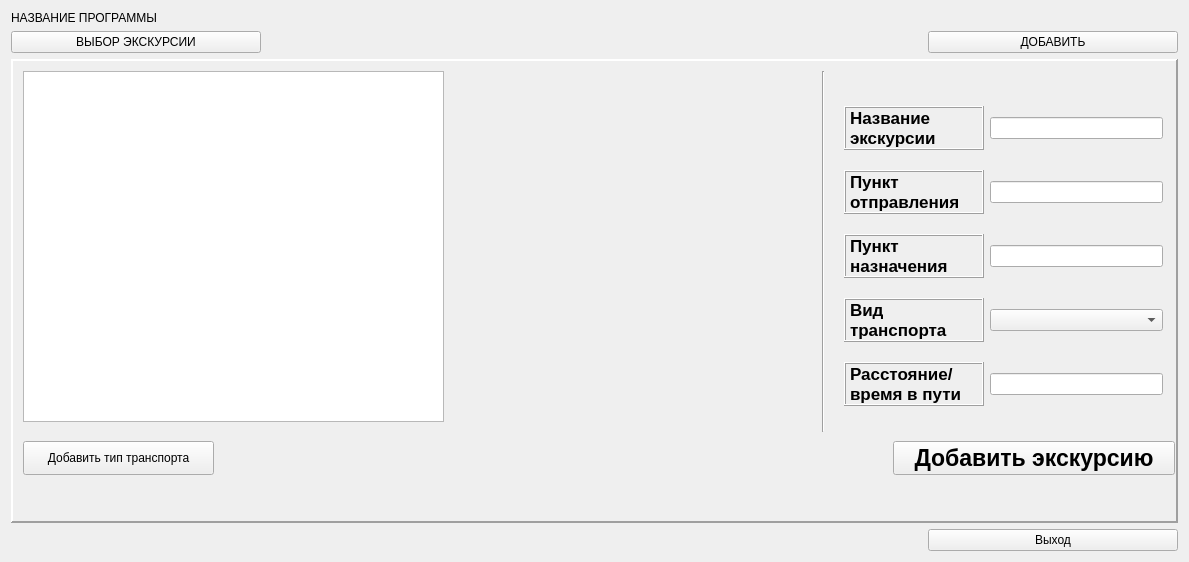
Qt form excursion/widget.ui (mary-anitikin/excursion_book) before a commit.
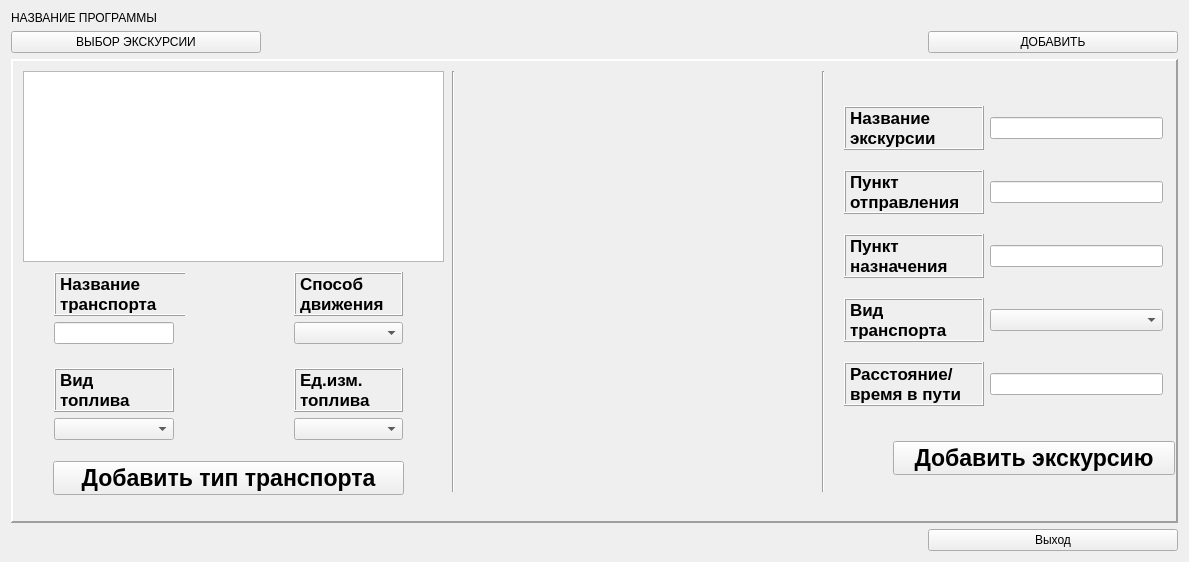
The same form after that commit. The open tabs and pages were chosen to show the change.

Commit message: Добавление нового типа транспорта

The edit to the form file:
```diff
--- a/excursion/widget.ui
+++ b/excursion/widget.ui
@@ -214,19 +214,26 @@
          <x>10</x>
          <y>10</y>
          <width>421</width>
-         <height>351</height>
+         <height>191</height>
         </rect>
        </property>
       </widget>
       <widget class="QPushButton" name="PBAddTypeTr">
        <property name="geometry">
         <rect>
-         <x>10</x>
-         <y>380</y>
-         <width>191</width>
+         <x>40</x>
+         <y>400</y>
+         <width>351</width>
          <height>34</height>
         </rect>
        </property>
+       <property name="font">
+        <font>
+         <pointsize>17</pointsize>
+         <weight>75</weight>
+         <bold>true</bold>
+        </font>
+       </property>
        <property name="text">
         <string>Добавить тип транспорта</string>
        </property>
@@ -257,7 +264,7 @@
          <x>800</x>
          <y>10</y>
          <width>20</width>
-         <height>361</height>
+         <height>421</height>
         </rect>
        </property>
        <property name="orientation">
@@ -461,6 +468,201 @@
         </item>
        </layout>
       </widget>
+      <widget class="Line" name="line_3">
+       <property name="geometry">
+        <rect>
+         <x>430</x>
+         <y>10</y>
+         <width>20</width>
+         <height>421</height>
+        </rect>
+       </property>
+       <property name="orientation">
+        <enum>Qt::Vertical</enum>
+       </property>
+      </widget>
+      <widget class="QWidget" name="layoutWidget">
+       <property name="geometry">
+        <rect>
+         <x>30</x>
+         <y>200</y>
+         <width>142</width>
+         <height>190</height>
+        </rect>
+       </property>
+       <layout class="QVBoxLayout" name="verticalLayout_2">
+        <item>
+         <widget class="QLabel" name="l_nameTr">
+          <property name="minimumSize">
+           <size>
+            <width>140</width>
+            <height>0</height>
+           </size>
+          </property>
+          <property name="font">
+           <font>
+            <pointsize>13</pointsize>
+            <weight>75</weight>
+            <bold>true</bold>
+           </font>
+          </property>
+          <property name="frameShape">
+           <enum>QFrame::Box</enum>
+          </property>
+          <property name="frameShadow">
+           <enum>QFrame::Raised</enum>
+          </property>
+          <property name="lineWidth">
+           <number>1</number>
+          </property>
+          <property name="text">
+           <string>Название
+транспорта</string>
+          </property>
+         </widget>
+        </item>
+        <item>
+         <widget class="QLineEdit" name="LE_typeTrName"/>
+        </item>
+        <item>
+         <spacer name="verticalSpacer">
+          <property name="orientation">
+           <enum>Qt::Vertical</enum>
+          </property>
+          <property name="sizeHint" stdset="0">
+           <size>
+            <width>20</width>
+            <height>40</height>
+           </size>
+          </property>
+         </spacer>
+        </item>
+        <item>
+         <widget class="QLabel" name="l_fuel">
+          <property name="maximumSize">
+           <size>
+            <width>140</width>
+            <height>16777215</height>
+           </size>
+          </property>
+          <property name="font">
+           <font>
+            <pointsize>13</pointsize>
+            <weight>75</weight>
+            <bold>true</bold>
+           </font>
+          </property>
+          <property name="frameShape">
+           <enum>QFrame::Box</enum>
+          </property>
+          <property name="frameShadow">
+           <enum>QFrame::Raised</enum>
+          </property>
+          <property name="lineWidth">
+           <number>1</number>
+          </property>
+          <property name="text">
+           <string>Вид
+топлива</string>
+          </property>
+         </widget>
+        </item>
+        <item>
+         <widget class="QComboBox" name="CB_availableFuel"/>
+        </item>
+       </layout>
+      </widget>
+      <widget class="QWidget" name="layoutWidget">
+       <property name="geometry">
+        <rect>
+         <x>270</x>
+         <y>200</y>
+         <width>131</width>
+         <height>190</height>
+        </rect>
+       </property>
+       <layout class="QVBoxLayout" name="verticalLayout_3">
+        <item>
+         <widget class="QLabel" name="l_methodWay">
+          <property name="maximumSize">
+           <size>
+            <width>140</width>
+            <height>16777215</height>
+           </size>
+          </property>
+          <property name="font">
+           <font>
+            <pointsize>13</pointsize>
+            <weight>75</weight>
+            <bold>true</bold>
+           </font>
+          </property>
+          <property name="frameShape">
+           <enum>QFrame::Box</enum>
+          </property>
+          <property name="frameShadow">
+           <enum>QFrame::Raised</enum>
+          </property>
+          <property name="lineWidth">
+           <number>1</number>
+          </property>
+          <property name="text">
+           <string>Способ
+движения</string>
+          </property>
+         </widget>
+        </item>
+        <item>
+         <widget class="QComboBox" name="CB_availableTravel"/>
+        </item>
+        <item>
+         <spacer name="verticalSpacer_2">
+          <property name="orientation">
+           <enum>Qt::Vertical</enum>
+          </property>
+          <property name="sizeHint" stdset="0">
+           <size>
+            <width>20</width>
+            <height>40</height>
+           </size>
+          </property>
+         </spacer>
+        </item>
+        <item>
+         <widget class="QLabel" name="l_units">
+          <property name="maximumSize">
+           <size>
+            <width>140</width>
+            <height>16777215</height>
+           </size>
+          </property>
+          <property name="font">
+           <font>
+            <pointsize>13</pointsize>
+            <weight>75</weight>
+            <bold>true</bold>
+           </font>
+          </property>
+          <property name="frameShape">
+           <enum>QFrame::Box</enum>
+          </property>
+          <property name="frameShadow">
+           <enum>QFrame::Raised</enum>
+          </property>
+          <property name="lineWidth">
+           <number>1</number>
+          </property>
+          <property name="text">
+           <string>Ед.изм.
+топлива</string>
+          </property>
+         </widget>
+        </item>
+        <item>
+         <widget class="QComboBox" name="CB_availableUnit"/>
+        </item>
+       </layout>
+      </widget>
      </widget>
     </widget>
    </item>
```
Left out of the diff: 36 changed lines with no effect on the pictures. The commit also changes 4 other files.
